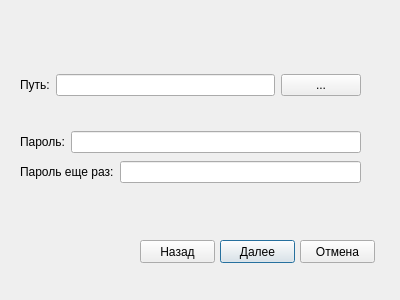
This is Dialogs/createnewdatabasedialog.ui in ioTardis/PasswordManager as Qt 5 draws it before an edit. The edited form follows.
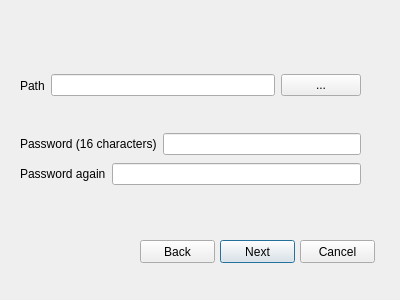
This is the edited form.

The edit to the form file:
```diff
--- a/Dialogs/createnewdatabasedialog.ui
+++ b/Dialogs/createnewdatabasedialog.ui
@@ -19,14 +19,14 @@
      <x>20</x>
      <y>130</y>
      <width>341</width>
-     <height>24</height>
+     <height>28</height>
     </rect>
    </property>
    <layout class="QHBoxLayout" name="horizontalLayout_2">
     <item>
      <widget class="QLabel" name="PasswordLabel">
       <property name="text">
-       <string>Пароль:</string>
+       <string>Password (16 characters)</string>
       </property>
      </widget>
     </item>
@@ -45,14 +45,14 @@
      <x>20</x>
      <y>160</y>
      <width>341</width>
-     <height>24</height>
+     <height>28</height>
     </rect>
    </property>
    <layout class="QHBoxLayout" name="horizontalLayout_3">
     <item>
      <widget class="QLabel" name="Password2Label">
       <property name="text">
-       <string>Пароль еще раз:</string>
+       <string>Password again</string>
       </property>
      </widget>
     </item>
@@ -75,7 +75,7 @@
     </rect>
    </property>
    <property name="text">
-    <string>Далее</string>
+    <string>Next</string>
    </property>
   </widget>
   <widget class="QPushButton" name="ExitButton">
@@ -88,7 +88,7 @@
     </rect>
    </property>
    <property name="text">
-    <string>Отмена</string>
+    <string>Cancel</string>
    </property>
   </widget>
   <widget class="QWidget" name="layoutWidget">
@@ -97,14 +97,14 @@
      <x>20</x>
      <y>70</y>
      <width>341</width>
-     <height>30</height>
+     <height>31</height>
     </rect>
    </property>
    <layout class="QHBoxLayout" name="horizontalLayout">
     <item>
      <widget class="QLabel" name="PathLabel">
       <property name="text">
-       <string>Путь:</string>
+       <string>Path</string>
       </property>
      </widget>
     </item>
@@ -130,7 +130,7 @@
     </rect>
    </property>
    <property name="text">
-    <string>Назад</string>
+    <string>Back</string>
    </property>
   </widget>
  </widget>
```
